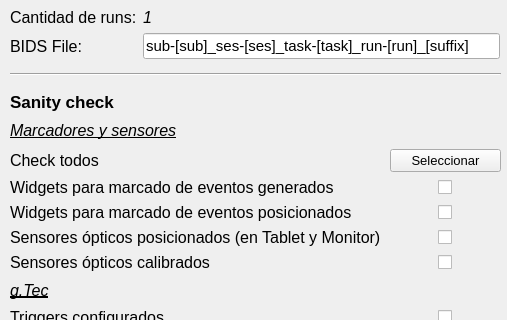
Above: pyhwr/widgets/launcherApp.ui from lucasbaldezzari/pyhwr before the change; both pictures show x 0 to 507 and y 192 to 512 of the 507 by 736 pixel window. Below: the same form after it.
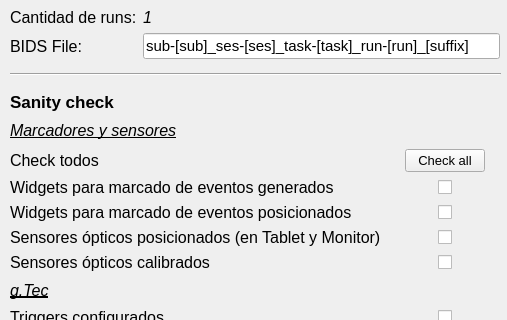
That is the form after the change.

Commit message: Se agrega autocompletar tiempos y número de runs de manera automática dependiendo el tipo de experimento a ejecutar

Diff of the .ui file:
```diff
--- a/pyhwr/widgets/launcherApp.ui
+++ b/pyhwr/widgets/launcherApp.ui
@@ -439,15 +439,21 @@
        </property>
       </widget>
      </item>
-     <item row="3" column="1">
+     <item row="3" column="1" alignment="Qt::AlignHCenter">
       <widget class="QPushButton" name="check_all_btn">
+       <property name="sizePolicy">
+        <sizepolicy hsizetype="Fixed" vsizetype="Fixed">
+         <horstretch>0</horstretch>
+         <verstretch>0</verstretch>
+        </sizepolicy>
+       </property>
        <property name="font">
         <font>
          <pointsize>10</pointsize>
         </font>
        </property>
        <property name="text">
-        <string>Seleccionar</string>
+        <string>Check all</string>
        </property>
       </widget>
      </item>
```
The commit also changes 1 other file.
